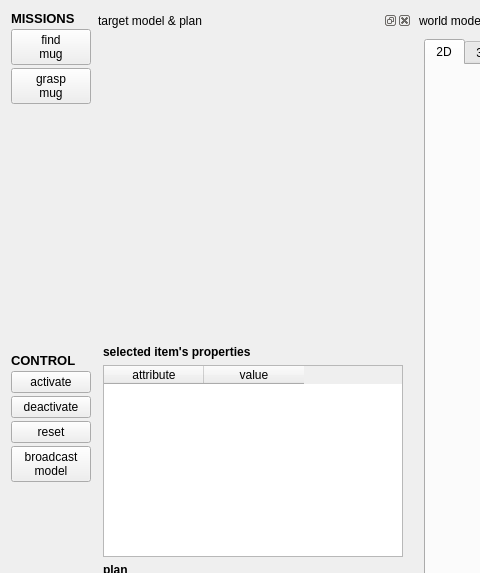
First picture: the form in components/missionAgent/src/guiDlg.ui, repository robocomp/robocomp-shelly, before the edit; both pictures show x 0 to 480 and y 0 to 573 of the 1171 by 763 pixel window.
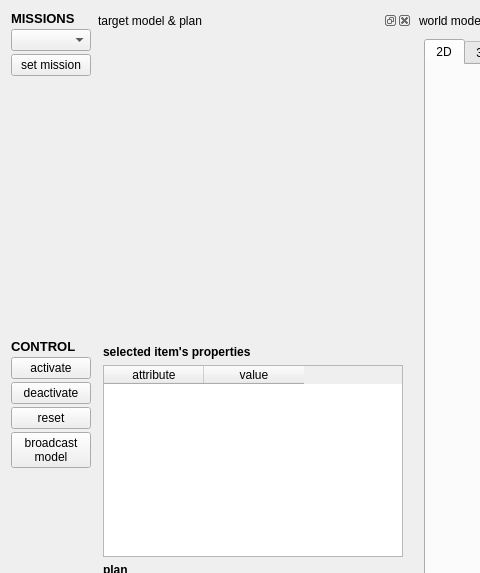
Second picture: the form after the edit. The open tabs and pages were chosen to show the change.

Commit message: missionAgent is now domain-independent

```diff
--- a/components/missionAgent/src/guiDlg.ui
+++ b/components/missionAgent/src/guiDlg.ui
@@ -29,18 +29,12 @@
         </widget>
        </item>
        <item>
-        <widget class="QPushButton" name="findMugButton">
-         <property name="text">
-          <string>find
-mug</string>
-         </property>
-        </widget>
+        <widget class="QComboBox" name="missions"/>
        </item>
        <item>
         <widget class="QPushButton" name="graspMugButton">
          <property name="text">
-          <string>grasp
-mug</string>
+          <string>set mission</string>
          </property>
         </widget>
        </item>
```
Left out of the diff: 4 changed lines with no effect on the pictures. The commit also changes 4 other files.
